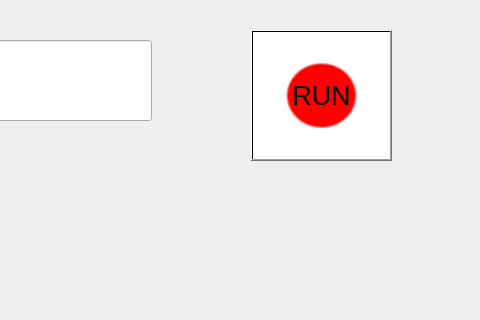
The window that gui/loading_window.ui (dominik-air/timetable-scheduler) describes before a commit, drawn with Qt 5; both pictures show x 609 to 1089 and y 0 to 320 of the 1089 by 713 pixel window.
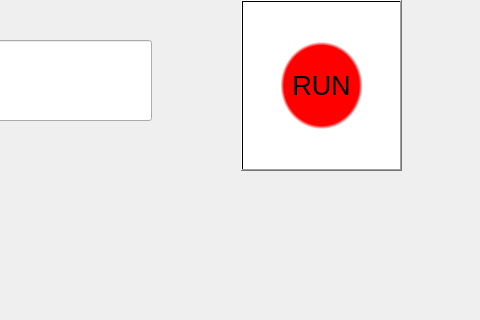
The same window after the commit. Custom widgets are drawn as their Qt base class.

Diff of the .ui file:
```diff
--- a/gui/loading_window.ui
+++ b/gui/loading_window.ui
@@ -126,10 +126,10 @@
    <widget class="QPushButton" name="pushButton_run">
     <property name="geometry">
      <rect>
-      <x>860</x>
-      <y>30</y>
-      <width>141</width>
-      <height>131</height>
+      <x>850</x>
+      <y>0</y>
+      <width>161</width>
+      <height>171</height>
      </rect>
     </property>
     <property name="font">
```
Left out of the diff: 4 changed lines with no effect on the pictures.
